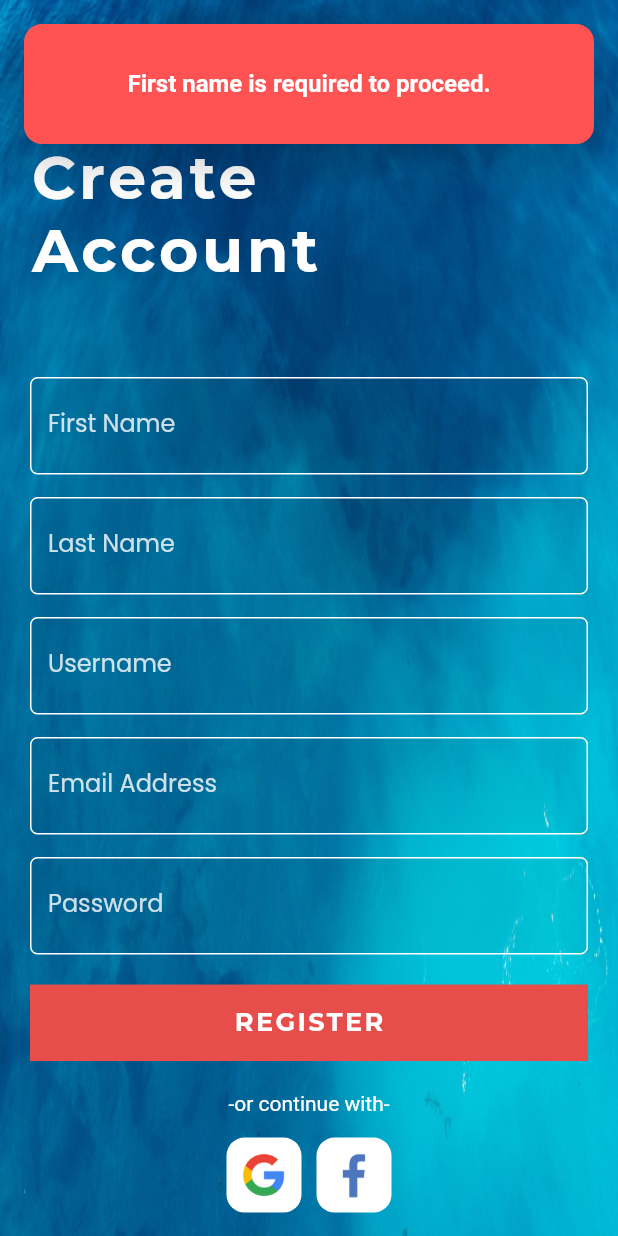
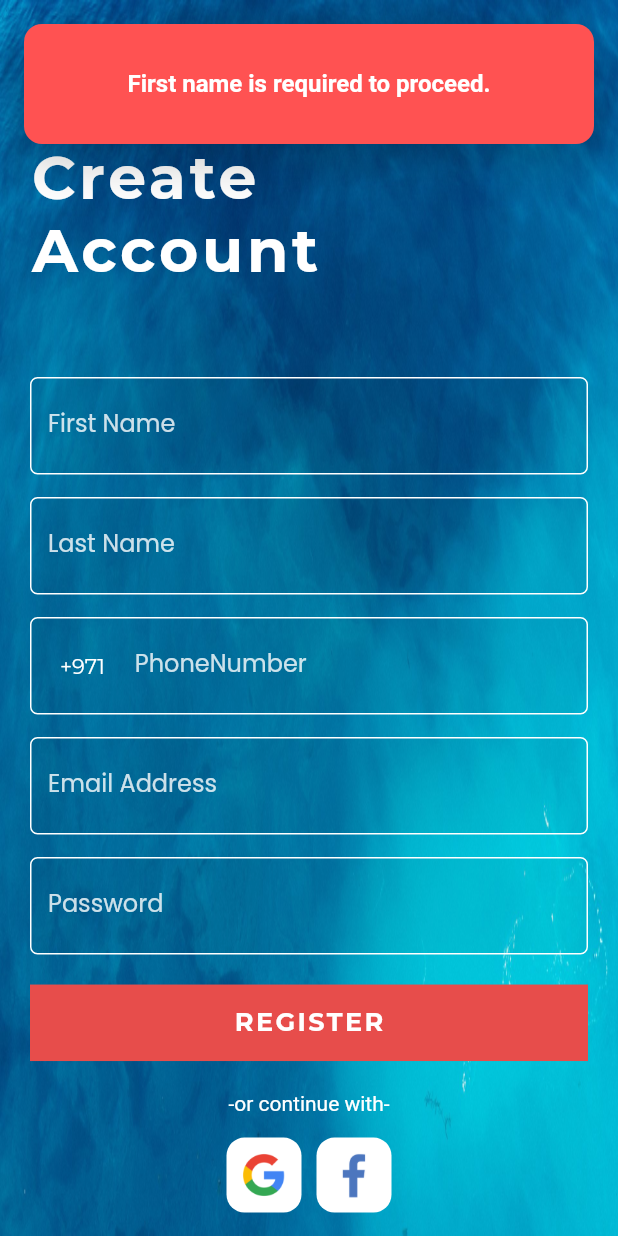
Before and after one commit to waleedaahmedd/windmill, a Flutter app: the Register screen opened by its route, after a tap on "REGISTER", on a phone screen of 412 x 824 dp. Run offline on Flutter 3.47's test engine with Material 2 defaults, Android fonts, the phone set to English and light mode, and no system bars; drawn by our look-alikes of top_snackbar_flutter; our stand-ins replace badges, bottom_navy_bar, carousel_slider, cloud_firestore, dio, firebase_core and 11 more; missing offline and left inert: flutter_login_facebook; accounts and stored records are empty; project files that could hold a hidden picture were left out.

Commit message:
otp work 1

```diff
--- a/lib/main.dart
+++ b/lib/main.dart
@@ -5,6 +5,7 @@ import 'package:flutter/services.dart';
 import 'package:get_storage/get_storage.dart';
 import 'package:provider/provider.dart';
 import 'package:windmill_general_trading/search_provider.dart';
+import 'package:windmill_general_trading/views/authentication/otp_screen.dart';
 import 'package:windmill_general_trading/views/edit_profile.dart';
 import 'package:windmill_general_trading/views/notification.dart';
 import 'package:windmill_general_trading/views/utils/utils_exporter.dart';
@@ -61,6 +62,7 @@ class MyApp extends StatelessWidget {
 
         AppRoutes.loginRoute: (context) => Login(),
         AppRoutes.registerRoute: (context) => Register(),
+        AppRoutes.otpRoute: (context) => OtpScreen(),
         AppRoutes.forgetPasswordRoute: (context) => ForgetPassword(),
         AppRoutes.chooseOptionRoute: (context) => ChooseOption(),
         AppRoutes.dashboardRoute: (context) => Dashboard(),
--- /dev/null
+++ b/lib/modals/create_verify_otp_model.dart
@@ -0,0 +1,15 @@
+class CreateAndVerifyOtpModel {
+  String? status;
+
+  CreateAndVerifyOtpModel({this.status});
+
+  CreateAndVerifyOtpModel.fromJson(Map<String, dynamic> json) {
+    status = json['status'];
+  }
+
+  Map<String, dynamic> toJson() {
+    final Map<String, dynamic> data = new Map<String, dynamic>();
+    data['status'] = this.status;
+    return data;
+  }
+}
--- a/lib/views/authentication/login.dart
+++ b/lib/views/authentication/login.dart
@@ -65,7 +65,7 @@ class _LoginState extends State<Login> {
                     const SizedBox(height: 60.0),
                     LabelAndInputField(
                       fieldController: emailController,
-                      label: 'Email Address',
+                      label: 'Email Address / Phone Number',
                       inputType: TextInputType.emailAddress,
                     ),
                     const SizedBox(height: 15.0),
@@ -102,7 +102,8 @@ class _LoginState extends State<Login> {
     String uid = uidController.text.trim();
     if (email.isEmpty ||
         !RegExp(r"^[a-zA-Z0-9.a-zA-Z0-9.!#$%&'*+-/=?^_`{|}~]+@[a-zA-Z0-9]+\.[a-zA-Z]+")
-            .hasMatch(email))
+            .hasMatch(email) || !RegExp(r'(^(?:9)?[0-9]{10,12}$)')
+        .hasMatch(email))
       Common.showErrorTopSnack(
           context, "Please provide valid Email-Address and try again");
     else if (uid.isEmpty)
--- a/lib/views/authentication/register.dart
+++ b/lib/views/authentication/register.dart
@@ -1,10 +1,14 @@
 import 'package:flutter/material.dart';
 import 'package:flutter/widgets.dart';
+import 'package:flutter_html/shims/dart_ui_real.dart';
 import 'package:google_fonts/google_fonts.dart';
 import 'package:google_sign_in/google_sign_in.dart';
+import 'package:windmill_general_trading/modals/create_verify_otp_model.dart';
 import 'package:windmill_general_trading/views/utils/utils_exporter.dart';
 import 'package:windmill_general_trading/views/utils/widgets/widgets_exporter.dart';
 import 'package:windmill_general_trading/views/views_exporter.dart';
+
+import '../routes/app_routes.dart';
 
 class Register extends StatefulWidget {
   Register({Key? key}) : super(key: key);
@@ -16,11 +20,18 @@ class Register extends StatefulWidget {
 class _RegisterState extends State<Register> {
   TextEditingController _firstNameController = TextEditingController();
   TextEditingController _lastNameController = TextEditingController();
-  TextEditingController _usernameController = TextEditingController();
+  TextEditingController _phoneNumberController = TextEditingController();
   TextEditingController _uidController = TextEditingController();
   TextEditingController _emailController = TextEditingController();
 
   bool _isLoading = false;
+
+  String? _email;
+  String? _uid;
+  String? _fName;
+  String? _lName;
+  String? _phoneNumber;
+  CreateAndVerifyOtpModel? _createAndVerifyOtpData;
 
   @override
   Widget build(BuildContext context) {
@@ -80,8 +91,12 @@ class _RegisterState extends State<Register> {
                       ),
                       const SizedBox(height: 15.0),
                       LabelAndInputField(
-                        fieldController: _usernameController,
-                        label: 'Username',
+                        prefixIcon: Padding(
+                          padding: const EdgeInsets.all(20.0),
+                          child: Text('+971',style: GoogleFonts.montserrat(color: AppColors.appWhiteColor),),
+                        ),
+                        fieldController: _phoneNumberController,
+                        label: 'PhoneNumber',
                       ),
                       const SizedBox(height: 15.0),
                       LabelAndInputField(
@@ -98,13 +113,11 @@ class _RegisterState extends State<Register> {
                       const SizedBox(height: 20.0),
                       PrimaryButton(
                         title: "REGISTER",
-                        onPressed: () => _processRegistration(),
+                        onPressed: () => _checkValidation(),
                       ),
                       const SizedBox(height: 20.0),
                       ContinueWithAndSocialAuthSection(
-                        googleOnPressed: () async {
-
-                        },
+                        googleOnPressed: () async {},
                       ),
                     ],
                   ),
@@ -118,33 +131,62 @@ class _RegisterState extends State<Register> {
     );
   }
 
-  void _processRegistration() async {
-    String _email = _emailController.text.trim();
-    String _uid = _uidController.text.trim();
-    String _fName = _firstNameController.text.trim();
-    String _lName = _lastNameController.text.trim();
-    String _username = _usernameController.text.trim();
-    if (_fName.isEmpty)
+  void _checkValidation() {
+    setState(() {
+      _email = _emailController.text.trim();
+      _uid = _uidController.text.trim();
+      _fName = _firstNameController.text.trim();
+      _lName = _lastNameController.text.trim();
+      _phoneNumber = '971${_phoneNumberController.text.trim()}';
+    });
+
+    if (_fName!.isEmpty)
       Common.showErrorTopSnack(context, "First name is required to proceed.");
-    else if (_lName.isEmpty)
+    else if (_lName!.isEmpty)
       Common.showErrorTopSnack(context, "Last name is required to proceed.");
-    else if (_email.isEmpty ||
+    else if (_email!.isEmpty ||
         !RegExp(r"^[a-zA-Z0-9.a-zA-Z0-9.!#$%&'*+-/=?^_`{|}~]+@[a-zA-Z0-9]+\.[a-zA-Z]+")
-            .hasMatch(_email))
+            .hasMatch(_email!))
       Common.showErrorTopSnack(
           context, "Valid email-address is required to proceed.");
-    else if (_uid.isEmpty || _uid.length < 8)
+    else if (_uid!.isEmpty || _uid!.length < 8)
       Common.showErrorTopSnack(context,
           "Strong password minimum of 8 characters is required to proceed.");
+    else if (_phoneNumber!.isEmpty || !RegExp(r'(^(?:9)?[0-9]{10,12}$)')
+        .hasMatch(_email!))
+      Common.showErrorTopSnack(context,
+          "phone Number is not valid");
     else {
+      _checkVerification();
+    }
+  }
+
+  Future<void> _checkVerification() async {
+
+    setState(() {
       _isLoading = true;
-      setState(() {});
+    });
 
+    _createAndVerifyOtpData = await ApiRequests.createOrVerifyOtp(context, _phoneNumber!);
+
+    print(_createAndVerifyOtpData!.status);
+
+    if(_createAndVerifyOtpData!.status == 'already_verified') {
+      _processRegistration();
+    }
+    else{
+      Navigator.of(context).pushNamed(
+        AppRoutes.registerRoute,
+      );
+    }
+  }
+
+  void _processRegistration() async {
         var request = {
       'email': _email,
       'first_name': _fName,
       'last_name': _lName,
-        'username': _username,
+      'username': _phoneNumber,
       'password': _uid,
     };
     await ApiRequests.registerUser(context, request)
@@ -158,7 +200,7 @@ class _RegisterState extends State<Register> {
           "${registeredUser.message}",
         );
       } else {
-          await ApiRequests.loginUser(context, _email, uid: _uid)
+        await ApiRequests.loginUser(context, _email!, uid: _uid)
             .then((loggedUser) async {
           setState(() {
             _isLoading = false;
@@ -181,4 +223,3 @@ class _RegisterState extends State<Register> {
     );
   }
 }
-}
--- a/lib/views/routes/app_routes.dart
+++ b/lib/views/routes/app_routes.dart
@@ -10,6 +10,8 @@ class AppRoutes {
   static String forgetPasswordRoute = "/forget-password";
   static String loginRoute = "/login";
   static String registerRoute = "/register";
+  static String otpRoute = "/otp";
+
   static String chooseOptionRoute = "/choose-option";
   static String dashboardRoute = "/dashboard";
   static String shopBuyRoute = "/shop-buy";
```
Also changed, not shown: lib/views/authentication/otp_screen.dart (added, +15 -0 lines), lib/views/utils/api_requests/api_requests.dart (+21 -0 lines). Lines whose indentation alone changed are shown as unchanged.
